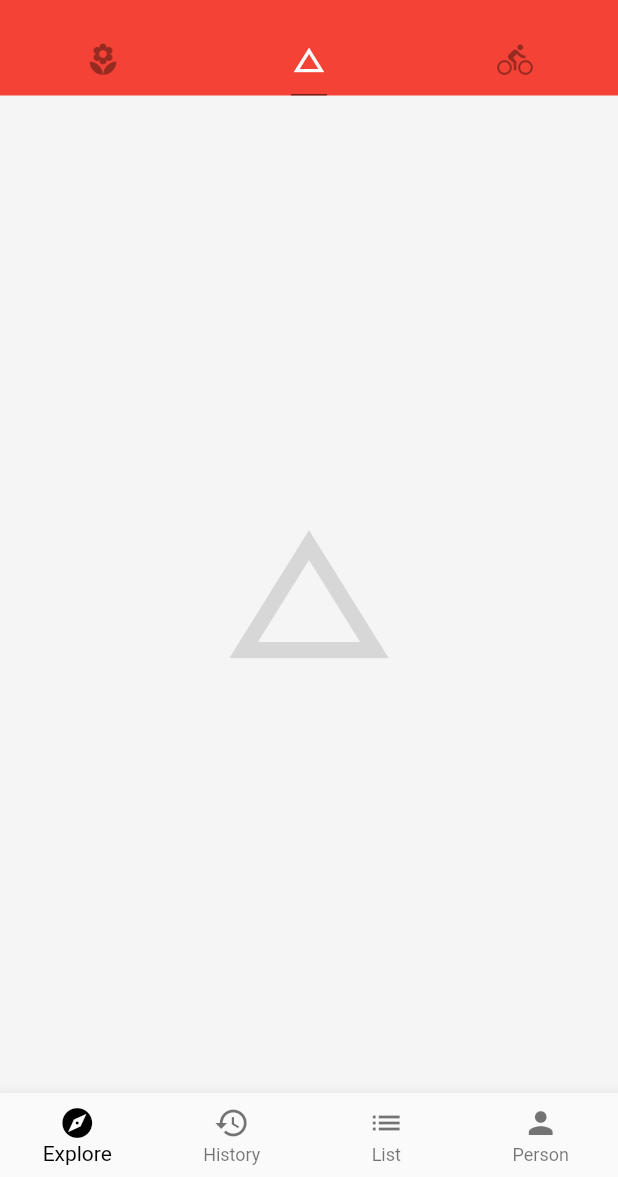
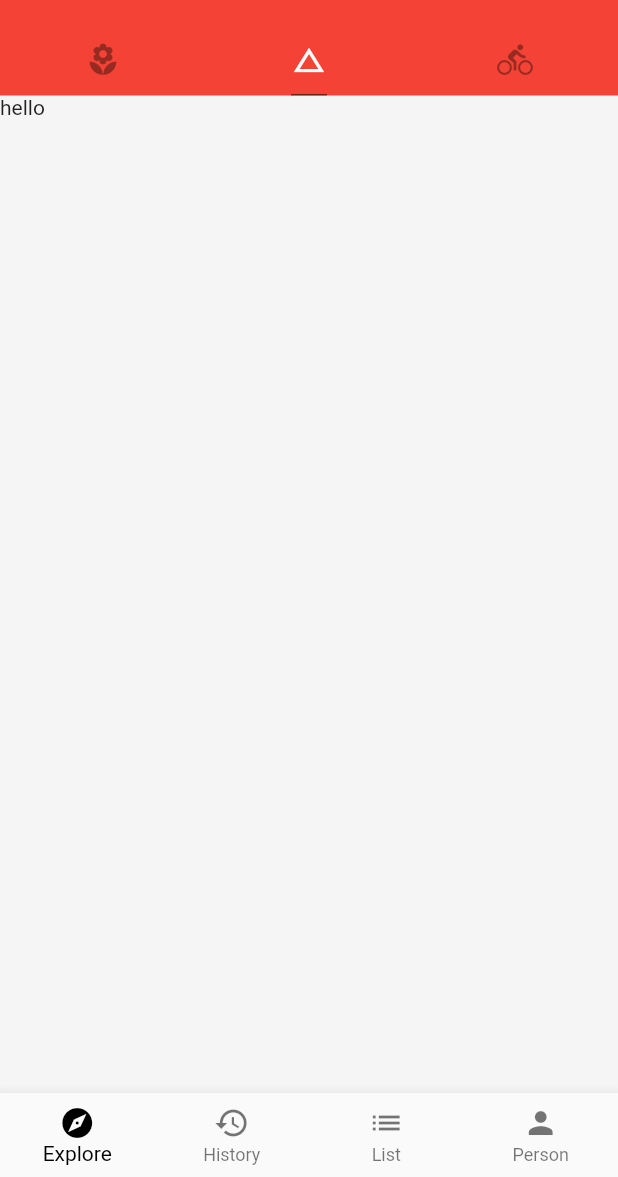
Before and after one commit to weisenHoo/app_flutter, a Flutter app: the screen it shows after launch, tab 2 chosen, on a phone screen of 412 x 824 dp, the part 59-1236 px from its top. Run offline on Flutter 3.47's test engine with Material 2 defaults, Android fonts, the phone set to English and light mode, and no system bars; network calls fail.

Commit message:
开始学习基本的小部件

```diff
--- /dev/null
+++ b/lib/demo/basic_demo.dart
@@ -0,0 +1,9 @@
+import 'package:flutter/material.dart';
+
+class BasicDemo extends StatelessWidget {
+  @override
+  Widget build(BuildContext context) {
+    // TODO: implement build
+    return Text('hello');
+  }
+}
--- a/lib/main.dart
+++ b/lib/main.dart
@@ -1,7 +1,9 @@
 import 'package:flutter/material.dart';
+
 import 'demo/listview_demo.dart';
 import 'demo/drawer_demo.dart';
 import 'demo/bottom_navigation_bar_demo.dart';
+import 'demo/basic_demo.dart';
 
 void main() => runApp(App());
 
@@ -61,11 +63,8 @@ class Home extends StatelessWidget {
         body: TabBarView(
           children: <Widget>[
             ListViewDemo(),
-            Icon(
-              Icons.change_history,
-              size: 128.0,
-              color: Colors.black12,
-            ),
+            // Icon(Icons.change_history, size: 128.0, color: Colors.black12),
+            BasicDemo(),
             Icon(
               Icons.directions_bike,
               size: 128.0,
```
